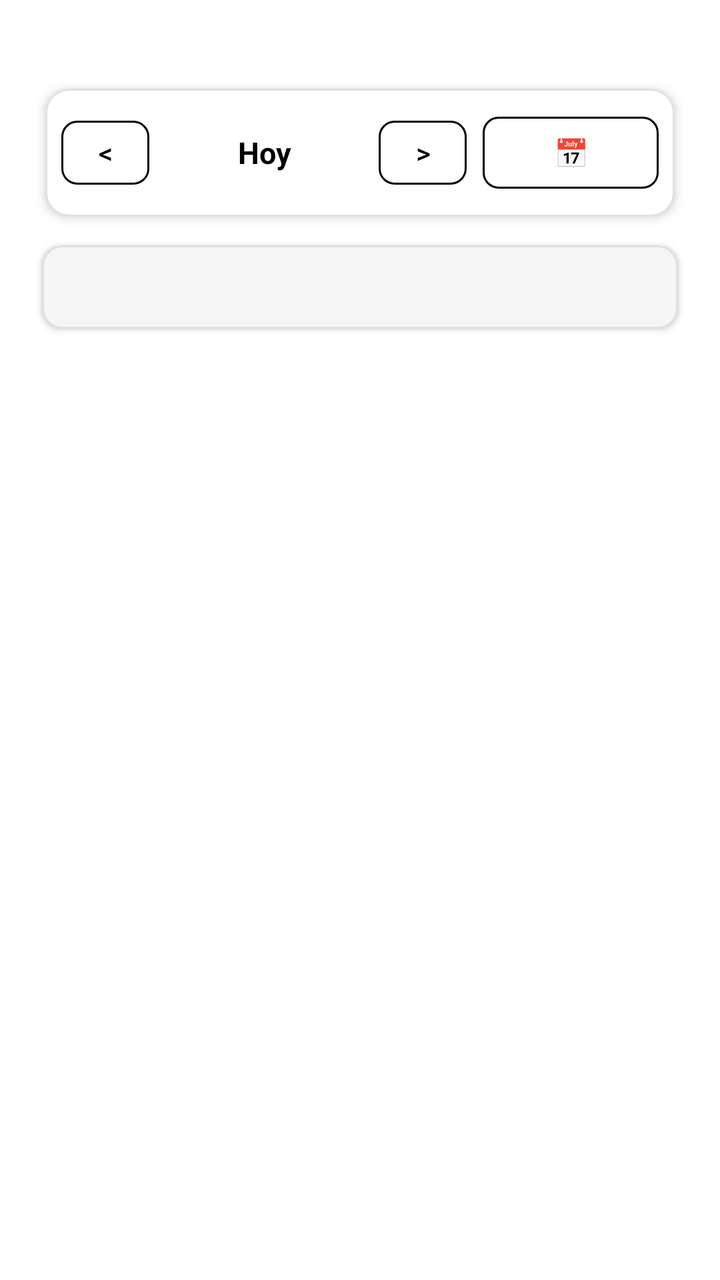
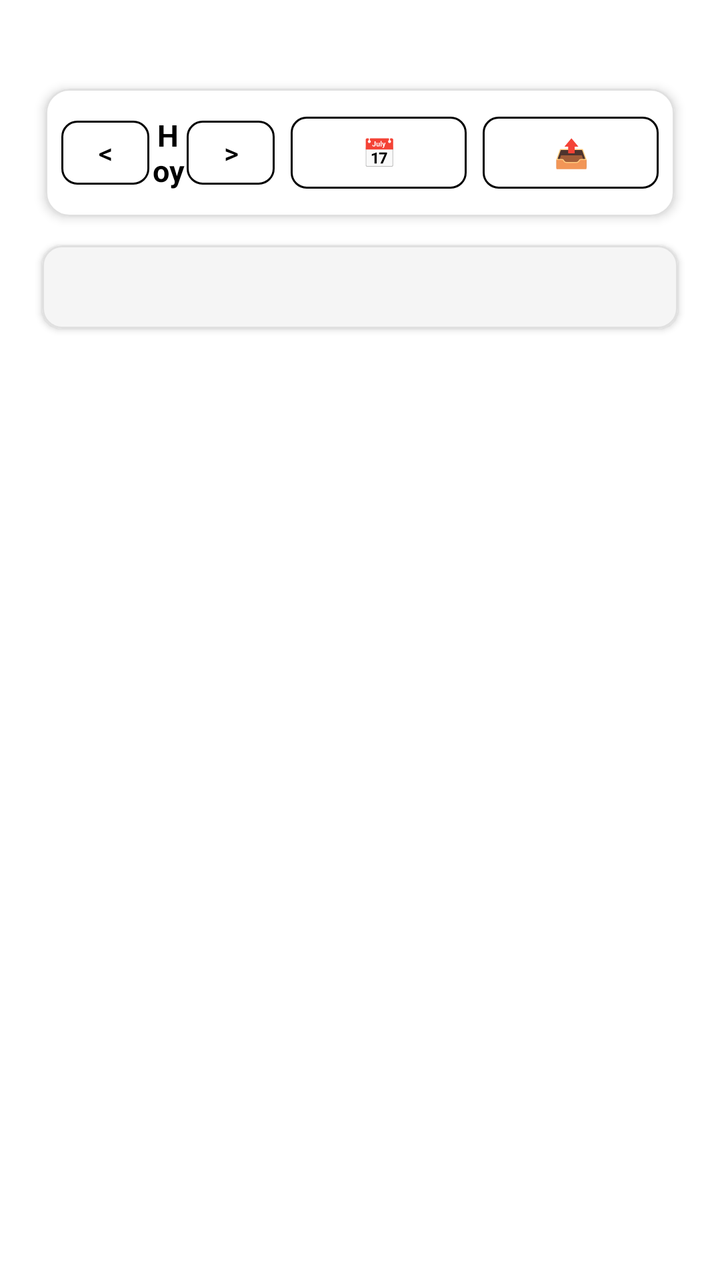

Screens rendered from an Android XML layout before and after an edit, with the pre-edit source and the edit as a unified diff.
<!-- AndroidManifest.xml: application theme Theme.TFG -->
<!-- res/layout/fragment_calendario.xml -->
<?xml version="1.0" encoding="utf-8"?>
<androidx.constraintlayout.widget.ConstraintLayout xmlns:android="http://schemas.android.com/apk/res/android"
    xmlns:app="http://schemas.android.com/apk/res-auto"
    android:layout_width="match_parent"
    android:layout_height="match_parent"
    android:paddingTop="20dp"
    android:background="@color/fondo">

    
    <com.google.android.material.card.MaterialCardView
        android:id="@+id/cardNavegacion"
        android:layout_width="0dp"
        android:layout_height="wrap_content"
        android:layout_margin="16dp"
        app:cardCornerRadius="12dp"
        app:cardElevation="3dp"
        app:cardBackgroundColor="@color/white"
        app:strokeColor="@color/divisor"
        app:strokeWidth="1dp"
        app:layout_constraintTop_toTopOf="parent"
        app:layout_constraintStart_toStartOf="parent"
        app:layout_constraintEnd_toEndOf="parent">

        <LinearLayout
            android:id="@+id/llHeader"
            android:layout_width="match_parent"
            android:layout_height="wrap_content"
            android:orientation="horizontal"
            android:gravity="center_vertical"
            android:padding="8dp">

            <com.google.android.material.button.MaterialButton
                android:id="@+id/btnPrevWeek"
                style="@style/Widget.MaterialComponents.Button.OutlinedButton"
                app:cornerRadius="8dp"
                app:strokeColor="@color/negro"
                app:strokeWidth="1dp"
                android:layout_width="44dp"
                android:layout_height="44dp"
                android:text="&lt;"
                android:textColor="@color/texto_principal"
                android:textAllCaps="false"
                android:padding="0dp" />

            <TextView
                android:id="@+id/tvFechaSeleccionada"
                android:layout_width="0dp"
                android:layout_height="wrap_content"
                android:layout_weight="1"
                android:gravity="center"
                android:textSize="15sp"
                android:textStyle="bold"
                android:textColor="@color/texto_principal"
                android:text="Hoy" />

            <com.google.android.material.button.MaterialButton
                android:id="@+id/btnNextWeek"
                style="@style/Widget.MaterialComponents.Button.OutlinedButton"
                app:cornerRadius="8dp"
                app:strokeColor="@color/negro"
                app:strokeWidth="1dp"
                android:layout_width="44dp"
                android:layout_height="44dp"
                android:text="&gt;"
                android:textColor="@color/texto_principal"
                android:textAllCaps="false"
                android:padding="0dp" />

            <com.google.android.material.button.MaterialButton
                android:id="@+id/btnElegirDia"
                android:layout_width="wrap_content"
                android:layout_height="wrap_content"
                android:layout_marginStart="8dp"
                style="@style/Widget.MaterialComponents.Button.OutlinedButton"
                app:cornerRadius="8dp"
                app:strokeColor="@color/negro"
                app:strokeWidth="1dp"
                android:text="📅"
                android:textColor="@color/texto_principal"
                android:textAllCaps="false" />
        </LinearLayout>
    </com.google.android.material.card.MaterialCardView>

    
    <com.google.android.material.card.MaterialCardView
        android:id="@+id/cardResumen"
        android:layout_width="0dp"
        android:layout_height="wrap_content"
        android:layout_marginStart="16dp"
        android:layout_marginEnd="16dp"
        android:layout_marginBottom="8dp"
        app:cardCornerRadius="10dp"
        app:cardElevation="2dp"
        app:cardBackgroundColor="#F5F5F5"
        app:strokeColor="@color/divisor"
        app:strokeWidth="1dp"
        app:layout_constraintTop_toBottomOf="@id/cardNavegacion"
        app:layout_constraintStart_toStartOf="parent"
        app:layout_constraintEnd_toEndOf="parent">

        <TextView
            android:id="@+id/tvResumenDia"
            android:layout_width="match_parent"
            android:layout_height="wrap_content"
            android:padding="12dp"
            android:gravity="center"
            android:textSize="13sp"
            android:textColor="@color/texto_secundario" />
    </com.google.android.material.card.MaterialCardView>

    <androidx.recyclerview.widget.RecyclerView
        android:id="@+id/rvTareasDia"
        android:layout_width="0dp"
        android:layout_height="0dp"
        android:layout_marginStart="12dp"
        android:layout_marginEnd="12dp"
        android:layout_marginTop="4dp"
        app:layout_constraintTop_toBottomOf="@id/cardResumen"
        app:layout_constraintStart_toStartOf="parent"
        app:layout_constraintEnd_toEndOf="parent"
        app:layout_constraintBottom_toBottomOf="parent"
        android:clipToPadding="false"
        android:paddingBottom="72dp" />

</androidx.constraintlayout.widget.ConstraintLayout>
<!-- resources referenced by this layout -->
<resources>
  <color name="divisor">#E0E0E0</color>
  <color name="fondo">#FFFFFF</color>
  <color name="negro">#000000</color>
  <color name="texto_principal">#000000</color>
  <color name="texto_secundario">#2D2D2D</color>
  <color name="white">#FFFFFF</color>
  <style name="Theme.TFG" parent="Tema.TFG.Moderno" />
  <color name="primario">#000000</color>
  <color name="on_acento">#FFFFFF</color>
  <color name="superficie">#FFFFFF</color>
  <style name="Widget.TFG.Tarjeta" parent="Widget.MaterialComponents.CardView">
          <item name="cardCornerRadius">12dp</item>
          <item name="cardUseCompatPadding">true</item>
          <item name="cardElevation">4dp</item>
          <item name="cardBackgroundColor">@color/white</item>
          <item name="strokeColor">@color/divisor</item>
          <item name="strokeWidth">1dp</item>
      </style>
  <style name="Widget.TFG.EditText" parent="@style/Widget.MaterialComponents.TextInputEditText.OutlinedBox">
          <item name="android:textColor">@color/texto_principal</item>
          <item name="android:textColorHint">@color/gris</item>
          <item name="android:background">@drawable/bg_input_campo</item>
          <item name="android:padding">12dp</item>
      </style>
  <style name="TextAppearance.TFG.Cuerpo" parent="TextAppearance.MaterialComponents.Body1">
          <item name="android:textColor">@color/texto_secundario</item>
          <item name="android:textSize">14sp</item>
      </style>
  <style name="TextAppearance.TFG.Titulo" parent="TextAppearance.MaterialComponents.Headline6">
          <item name="android:textColor">@color/texto_principal</item>
          <item name="android:textStyle">bold</item>
          <item name="android:textSize">20sp</item>
      </style>
  <style name="Widget.TFG.BottomNav" parent="Widget.MaterialComponents.BottomNavigationView">
          <item name="android:minHeight">0dp</item>
          <item name="android:paddingTop">4dp</item>
          <item name="android:paddingBottom">4dp</item>
          <item name="itemPaddingTop">4dp</item>
          <item name="itemPaddingBottom">4dp</item>
          <item name="itemTextAppearanceActive">@style/TextAppearance.TFG.NavLabel</item>
          <item name="itemTextAppearanceInactive">@style/TextAppearance.TFG.NavLabel</item>
      </style>
  <color name="gris">#888888</color>
  <!-- drawable bg_input_campo (drawable) -->
  <?xml version="1.0" encoding="utf-8"?>
  <selector xmlns:android="http://schemas.android.com/apk/res/android">
      
      <item android:state_focused="true">
          <shape android:shape="rectangle">
              <solid android:color="#F5F5F5" />
              <corners android:radius="10dp" />
              <stroke android:width="2dp" android:color="#000000" />
              <padding android:left="12dp" android:top="12dp" android:right="12dp" android:bottom="12dp" />
          </shape>
      </item>
      
      <item>
          <shape android:shape="rectangle">
              <solid android:color="#F5F5F5" />
              <corners android:radius="10dp" />
              <stroke android:width="1dp" android:color="#CCCCCC" />
              <padding android:left="12dp" android:top="12dp" android:right="12dp" android:bottom="12dp" />
          </shape>
      </item>
  </selector>
  <style name="TextAppearance.TFG.NavLabel" parent="TextAppearance.MaterialComponents.Caption">
          <item name="android:textSize">10sp</item>
      </style>
  <!-- unchanged entries left out for length: 1 -->
</resources>

<!-- the commit's change to res/layout/fragment_calendario.xml (unified diff, before → after) -->
@@ -78,6 +78,19 @@
                 android:text="📅"
                 android:textColor="@color/texto_principal"
                 android:textAllCaps="false" />
+
+            <com.google.android.material.button.MaterialButton
+                android:id="@+id/btnExportarCalendario"
+                android:layout_width="wrap_content"
+                android:layout_height="wrap_content"
+                android:layout_marginStart="8dp"
+                style="@style/Widget.MaterialComponents.Button.OutlinedButton"
+                app:cornerRadius="8dp"
+                app:strokeColor="@color/negro"
+                app:strokeWidth="1dp"
+                android:text="📤"
+                android:textColor="@color/texto_principal"
+                android:textAllCaps="false" />
         </LinearLayout>
     </com.google.android.material.card.MaterialCardView>
 
